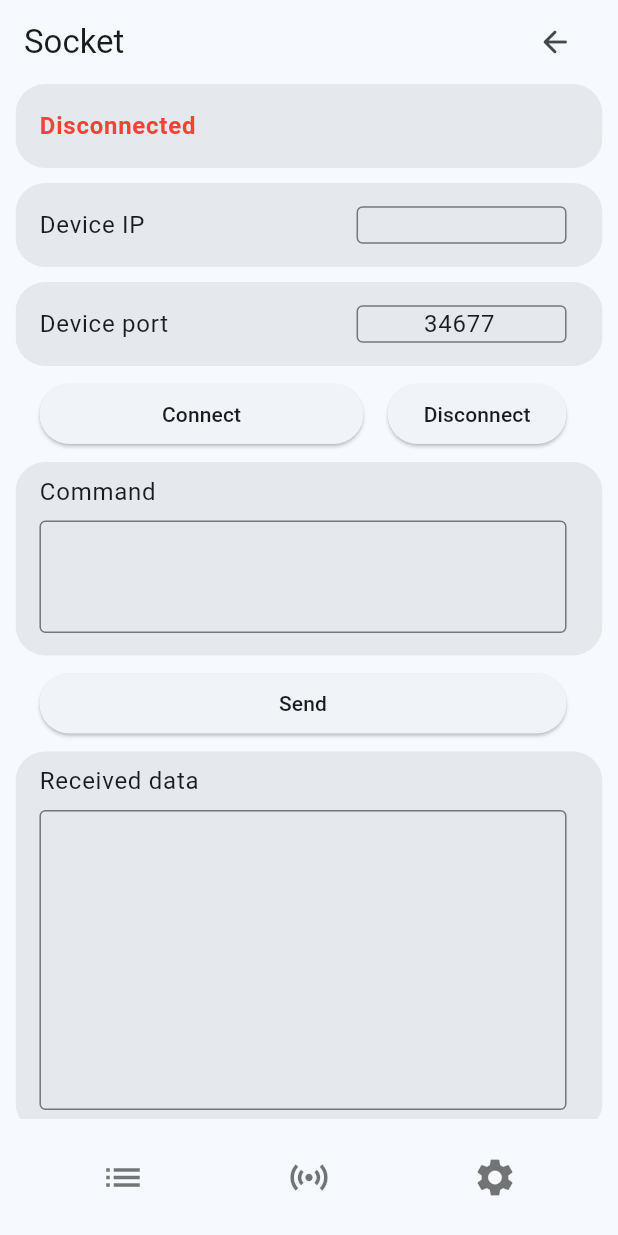
After one commit to Kikkiu17/SNSE, a Flutter app: the screen it shows after launch, item 3 of the bottom bar chosen, scrolled down 206 dp, after a tap on the "dns" icon, on a phone screen of 412 x 824 dp. The commit adds this screen. Run offline on Flutter 3.47's test engine with Material 3 defaults, Android fonts, the phone set to English and light mode, and no system bars; our stand-ins replace easy_localization, shared_preferences, syncfusion_flutter_charts; missing offline and left inert: back_button_interceptor, network_info_plus, window_size.

Commit message:
Added direct socket comm

```diff
--- a/SNSE app/lib/externalfeatures.dart
+++ b/SNSE app/lib/externalfeatures.dart
@@ -10,6 +10,7 @@ import 'pages/settings.dart';
 
 List<dynamic> features = List.empty(growable: true);
 
+// these are the IDs of the external features - add new ones as needed
 const int chart = 1;
 
 const List<String> remoteTimeframes = [
--- a/SNSE app/lib/pages/device.dart
+++ b/SNSE app/lib/pages/device.dart
@@ -73,6 +73,7 @@ class TcpClient {
 
   void _onData(Uint8List data) {
     _buffer += utf8.decode(data);
+    debug.log("Received data: $_buffer");
 
     while (_buffer.contains("\r\n")) {
       final index = _buffer.indexOf("\r\n");
@@ -111,9 +112,9 @@ class TcpClient {
       _responseQueue.add(completer);
       _socket!.write(data);
 
-      return await completer.future.timeout(Duration(milliseconds: savedSettings.getUpdateTime()), onTimeout: () {
+      return await completer.future.timeout(const Duration(milliseconds: extServerTimeout), onTimeout: () {
         _responseQueue.remove(completer);
-        debug.log('No response within ${savedSettings.getUpdateTime()} ms. Request: $data');
+        debug.log('No response within $extServerTimeout ms. Request: $data');
         return ""; // Return empty string on timeout
       });
     });
--- /dev/null
+++ b/SNSE app/lib/pages/directsocket.dart
@@ -0,0 +1,235 @@
+import 'package:flutter/material.dart';
+import 'package:easy_localization/easy_localization.dart';
+import 'package:snse/pages/settings.dart';
+
+import 'device.dart';
+
+String command = "";
+String recv = "";
+String device_ip = "";
+String device_port = "";
+bool isConnected = false;
+
+Device device = Device();
+
+class DirectSocketPage extends StatefulWidget {
+  const DirectSocketPage({super.key});
+
+  @override
+  State<DirectSocketPage> createState() => _DirectSocketPageState();
+}
+
+class _DirectSocketPageState extends State<DirectSocketPage> with WidgetsBindingObserver {
+  @override
+  void initState() {
+    super.initState();
+    WidgetsBinding.instance.addObserver(this);
+  }
+
+  @override
+  void dispose() {
+    super.dispose();
+    WidgetsBinding.instance.removeObserver(this);
+  }
+
+  @override
+  void didChangeAppLifecycleState(AppLifecycleState state) async {
+    if (state == AppLifecycleState.paused || state == AppLifecycleState.detached ||
+    state == AppLifecycleState.inactive || state == AppLifecycleState.hidden) {
+      // app in background
+      isConnected = false;
+      device.client.disconnect();
+      if (context.mounted) {
+        setState(() {});
+      }
+    } else if (state == AppLifecycleState.resumed) {
+      // app in foreground
+      device.client.connect(device.ip, int.tryParse(device_port) ?? defaultPort, device).then((connected) {
+        isConnected = connected;
+        if (context.mounted) {
+          setState(() {});
+        }
+      });
+    }
+  }
+
+  @override
+  Widget build(BuildContext context) {
+
+    return Scaffold(
+      body: ListView(
+        children: [
+          ListTile(
+            shape: const RoundedRectangleBorder(
+              borderRadius: BorderRadius.all(Radius.circular(20))
+            ),
+            tileColor: Theme.of(context).colorScheme.surfaceContainerHigh,
+            title: Text((isConnected) ? "direct_socket.connected".tr() : "direct_socket.disconnected".tr(),
+              style: TextStyle(
+                color: (isConnected) ? Colors.green : Colors.red,
+                fontWeight: FontWeight.bold
+              ),
+            ),
+          ),
+          const Padding(padding: EdgeInsets.only(top: 10)),
+          // IP
+          ListTile(
+            shape: const RoundedRectangleBorder(
+              borderRadius: BorderRadius.all(Radius.circular(20))
+            ),
+            tileColor: Theme.of(context).colorScheme.surfaceContainerHigh,
+            title: Text("direct_socket.device_ip".tr()),
+            trailing: SizedBox(
+              width: 140,
+              height: 25,
+              child: TextField(
+                controller: TextEditingController(text: device_ip),
+                textAlign: TextAlign.center,
+                decoration: const InputDecoration(
+                  contentPadding: EdgeInsets.only(bottom: 1),
+                  border: OutlineInputBorder(),
+                ),
+                keyboardType: TextInputType.number,
+                onChanged: (value) {
+                  device_ip = value;
+                },
+              ),
+            ),
+          ),
+          const Padding(padding: EdgeInsets.only(top: 10)),
+          // PORT
+          ListTile(
+            shape: const RoundedRectangleBorder(
+              borderRadius: BorderRadius.all(Radius.circular(20))
+            ),
+            tileColor: Theme.of(context).colorScheme.surfaceContainerHigh,
+            title: Text("direct_socket.device_port".tr()),
+            trailing: SizedBox(
+              width: 140,
+              height: 25,
+              child: TextField(
+                controller: TextEditingController(text: (device_port == "") ? defaultPort.toString() : device_port),
+                textAlign: TextAlign.center,
+                decoration: const InputDecoration(
+                  contentPadding: EdgeInsets.only(bottom: 1),
+                  border: OutlineInputBorder(),
+                ),
+                keyboardType: TextInputType.number,
+                onChanged: (value) {
+                  device_port = value;
+                },
+              ),
+            ),
+          ),
+          // CONNECT/DISCONNECT
+          ListTile(
+            title: ElevatedButton(
+              style: ElevatedButton.styleFrom(
+                foregroundColor: Theme.of(context).colorScheme.onSurface,
+              ),
+              child: Text("direct_socket.connect".tr()),
+              onPressed: () async {
+                device.client.disconnect();
+                device.ip = device_ip;
+                isConnected = await device.client.connect(device.ip, int.tryParse(device_port) ?? defaultPort, device);
+                if (context.mounted) {
+                  setState(() {});
+                }
+              }
+            ),
+            trailing: ElevatedButton(
+              style: ElevatedButton.styleFrom(
+                foregroundColor: Theme.of(context).colorScheme.onSurface,
+              ),
+              child: Text("direct_socket.disconnect".tr()),
+              onPressed: () {
+                device.client.disconnect();
+                isConnected = false;
+                if (context.mounted) {
+                  setState(() {});
+                }
+              }
+            ),
+          ),
+          // COMMAND
+          ListTile(
+            shape: const RoundedRectangleBorder(
+              borderRadius: BorderRadius.all(Radius.circular(20))
+            ),
+            tileColor: Theme.of(context).colorScheme.surfaceContainerHigh,
+            title: Text("direct_socket.command".tr()),
+            subtitle: Column(
+              children: [
+                const Padding(padding: EdgeInsets.only(top: 7)),
+                SizedBox(
+                  height: 75,
+                  child: TextField(
+                    controller: TextEditingController(text: command),
+                    maxLines: null,
+                    expands: true,
+                    textAlign: TextAlign.center,
+                    decoration: const InputDecoration(
+                      contentPadding: EdgeInsets.only(bottom: 1),
+                      border: OutlineInputBorder(),
+                    ),
+                    onChanged: (value) {
+                      command = value;
+                    },
+                  ),
+                ),
+                const Padding(padding: EdgeInsets.only(top: 7)),
+              ]
+            )
+          ),
+          // SEND
+          ListTile(
+            title: ElevatedButton(
+              style: ElevatedButton.styleFrom(
+                foregroundColor: Theme.of(context).colorScheme.onSurface,
+              ),
+              child: Text("direct_socket.send".tr()),
+              onPressed: () async {
+                recv = "";
+                recv = await device.client.sendData(command);
+                if (context.mounted) {
+                  setState(() {});
+                }
+              }
+            )
+          ),
+          // RECV
+          ListTile(
+            shape: const RoundedRectangleBorder(
+              borderRadius: BorderRadius.all(Radius.circular(20))
+            ),
+            tileColor: Theme.of(context).colorScheme.surfaceContainerHigh,
+            title: Text("direct_socket.received_data".tr()),
+            subtitle: Column(
+              children: [
+                const Padding(padding: EdgeInsets.only(top: 7)),
+                SizedBox(
+                  height: 200,
+                  child: TextField(
+                    controller: TextEditingController(text: recv),
+                    maxLines: null,
+                    expands: true,
+                    textAlign: TextAlign.center,
+                    decoration: const InputDecoration(
+                      contentPadding: EdgeInsets.only(bottom: 1),
+                      border: OutlineInputBorder(),
+                    ),
+                    onChanged: (value) {
+                      recv = value;
+                    },
+                  ),
+                ),
+                const Padding(padding: EdgeInsets.only(top: 7)),
+              ]
+            )
+          ),
+          //const Padding(padding: EdgeInsets.only(top: 10)),
+        ],
+      )
+    );
+  }
+}
--- a/SNSE app/lib/pages/homepage.dart
+++ b/SNSE app/lib/pages/homepage.dart
@@ -2,6 +2,8 @@ import 'dart:io';
 import 'package:flutter/material.dart';
 import 'package:shared_preferences/shared_preferences.dart';
 import 'package:easy_localization/easy_localization.dart';
+import 'package:snse/pages/directsocket.dart';
+import 'package:back_button_interceptor/back_button_interceptor.dart';
 
 import '../main.dart';
 import 'settings.dart';
@@ -11,10 +13,12 @@ import '../discovery.dart';
 import '../tiles/tiles.dart';
 import '../flashytabbar/flashy_tab_bar2.dart';
 
-const int maxPages = 3;
+const int maxPages = 4;
 const int homePageIndex = 0;
 const int devicePageIndex = 1;
+//const int directSocketPageIndex = 2;
 const int settingsPageIndex = 2;
+const int directSocketPageIndex = 3; // not used in the tab bar
 
 class HomePage extends StatefulWidget
 {
@@ -35,6 +39,7 @@ class _HomePageState extends State<HomePage> {
   static List<Widget> pages = List.filled(maxPages, loadingTile, growable: false);
   static Device _selectedDevice = Device();
   static int _selectedIndex = 0;
+  static int _lastSelectedIndex = 0;
 
   bool darkTheme = false;
   bool firstRun = true;
@@ -42,14 +47,17 @@ class _HomePageState extends State<HomePage> {
 
 @override
   void initState() {
+    super.initState();
     pages[devicePageIndex] = grayTextCenteredTile("no_device_selected".tr());
     pages[settingsPageIndex] = const SettingsPage();
+    pages[directSocketPageIndex] = const DirectSocketPage();
     _createDeviceList();
-    super.initState();
+    BackButtonInterceptor.add(backInterceptor);
   }
 
 @override
   void dispose() {
+    BackButtonInterceptor.remove(backInterceptor);
     super.dispose();
   }
 
@@ -177,12 +185,67 @@ class _HomePageState extends State<HomePage> {
         } else {
           pages[devicePageIndex] = device.setThisDevicePage();
           setState(() {
+            _lastSelectedIndex = homePageIndex;
             _selectedIndex = devicePageIndex; // actually switch to the device page
             _selectedDevice = device;
           });
         }
       },
     );
+  }
+
+  Widget getActionButton() {
+    if (_selectedIndex == devicePageIndex && _selectedDevice.name != "") {
+      return IconButton(
+        icon: const Icon(Icons.notifications),
+        onPressed: () {
+          forceShowNotification = true;
+        },
+      );
+    }
+
+    if (_selectedIndex == settingsPageIndex) {
+      return IconButton(
+        icon: const Icon(Icons.dns_rounded),
+        onPressed: () {
+          setState(() {
+            _selectedIndex = directSocketPageIndex;
+            _lastSelectedIndex = settingsPageIndex;
+            //_createDeviceList();
+          });
+        },
+      );
+    }
+
+    if (_selectedIndex == directSocketPageIndex) {
+      return IconButton(
+        icon: const Icon(Icons.arrow_back_rounded),
+        onPressed: () {
+          setState(() {
+            _selectedIndex = _lastSelectedIndex;
+            _lastSelectedIndex = homePageIndex;
+          });
+        },
+      );
+    }
+
+    return const Text("");
+
+  }
+
+  bool backInterceptor(bool stopDefaultButtonEvent, RouteInfo info) {
+    setState(() {
+      if (_selectedIndex == homePageIndex) {
+        exit(0); // exit app if back button is pressed on home page
+      }
+
+      _selectedIndex = _lastSelectedIndex;
+
+      if (_selectedIndex == settingsPageIndex) {
+        _lastSelectedIndex = homePageIndex;
+      }
+    });
+    return true;
   }
 
   @override
@@ -214,6 +277,7 @@ class _HomePageState extends State<HomePage> {
       context.tr("devices_text"),
       _selectedDevice.name,
       context.tr("settings_text"),
+      context.tr("socket_text"),
     ];
 
     // Get theme colors
@@ -227,13 +291,7 @@ class _HomePageState extends State<HomePage> {
         actions: [
           Padding(
             padding: const EdgeInsets.only(right: 18.0),
-            child: (_selectedIndex != devicePageIndex || _selectedDevice.name == "") ? const Text("") :
-            IconButton(
-              icon: const Icon(Icons.notifications),
-              onPressed: () {
-                forceShowNotification = true;
-              },
-            )
+            child: getActionButton(),
           ),
         ],
       ),
@@ -242,7 +300,7 @@ class _HomePageState extends State<HomePage> {
         animationCurve: Curves.fastEaseInToSlowEaseOut,
         animationDuration: const Duration(milliseconds: 350),
         selectedIndex: _selectedIndex,
-        iconSize: 35,
+        iconSize: 30,
         showElevation: false,
         backgroundColor: theme.colorScheme.surface,
         onItemSelected: (index) => setState(() {
@@ -258,6 +316,7 @@ class _HomePageState extends State<HomePage> {
             _createDeviceList();
           }
 
+          _lastSelectedIndex = homePageIndex;
           _selectedIndex = index;
         }),
         items: [
@@ -271,7 +330,7 @@ class _HomePageState extends State<HomePage> {
             icon: const Icon(Icons.sensors),
             activeColor: activeColor,
             inactiveColor: inactiveColor,
-            title: Text(context.tr("devices_text"), style: const TextStyle(fontSize: 16)),
+            title: Text(context.tr("device_text"), style: const TextStyle(fontSize: 16)),
           ),
           FlashyTabBarItem(
             icon: const Icon(Icons.settings),
--- a/SNSE app/lib/pages/settings.dart
+++ b/SNSE app/lib/pages/settings.dart
@@ -16,12 +16,12 @@ const int defaultPort = 34677; // default port for ESP devices
 
 String extServerIP = "";
 const int extServerPort = 34678;
+const int extServerTimeout = 2500; // ms
 
 int gatewayIpLast = 0;
 String readableMaxIp = "";
 bool darkModeSetByUser = false;
 String _themeValue = "sys";
-
 
 // Helper encode/decode functions:
 String encode(Map<String, dynamic> map) => jsonEncode(map);
@@ -301,11 +301,11 @@ class _SettingsPageState extends State<SettingsPage> with WidgetsBindingObserver
               width: 140,
               height: 25,
               child: TextField(
+                controller: TextEditingController(text: readableMaxIp),
                 textAlign: TextAlign.center,
-                decoration: InputDecoration(
-                  contentPadding: const EdgeInsets.only(bottom: 1),
-                  hintText: readableMaxIp,
-                  border: const OutlineInputBorder(),
+                decoration: const InputDecoration(
+                  contentPadding: EdgeInsets.only(bottom: 1),
+                  border: OutlineInputBorder(),
                 ),
                 keyboardType: TextInputType.number,
                 onChanged: (value) {
@@ -348,11 +348,11 @@ class _SettingsPageState extends State<SettingsPage> with WidgetsBindingObserver
               width: 140,
               height: 25,
               child: TextField(
+                controller: TextEditingController(text: extServerIP),
                 textAlign: TextAlign.center,
-                decoration: InputDecoration(
-                  contentPadding: const EdgeInsets.only(bottom: 1),
-                  hintText: extServerIP,
-                  border: const OutlineInputBorder(),
+                decoration: const InputDecoration(
+                  contentPadding: EdgeInsets.only(bottom: 1),
+                  border: OutlineInputBorder(),
                 ),
                 keyboardType: TextInputType.number,
                 onChanged: (value) {
--- a/SNSE app/pubspec.yaml
+++ b/SNSE app/pubspec.yaml
@@ -47,6 +47,7 @@ dependencies:
     sdk: flutter
   easy_localization: ^3.0.8
   syncfusion_flutter_charts: ^31.1.17
+  back_button_interceptor: ^8.0.4
 
 dev_dependencies:
   flutter_test:
```
Also changed, not shown: SNSE app/assets/lang/de.json (+22 -9 lines), SNSE app/assets/lang/en.json (+16 -3 lines), SNSE app/assets/lang/es.json (+22 -9 lines), SNSE app/assets/lang/fr.json (+76 -63 lines), SNSE app/assets/lang/it.json (+13 -0 lines), 3 other files.
